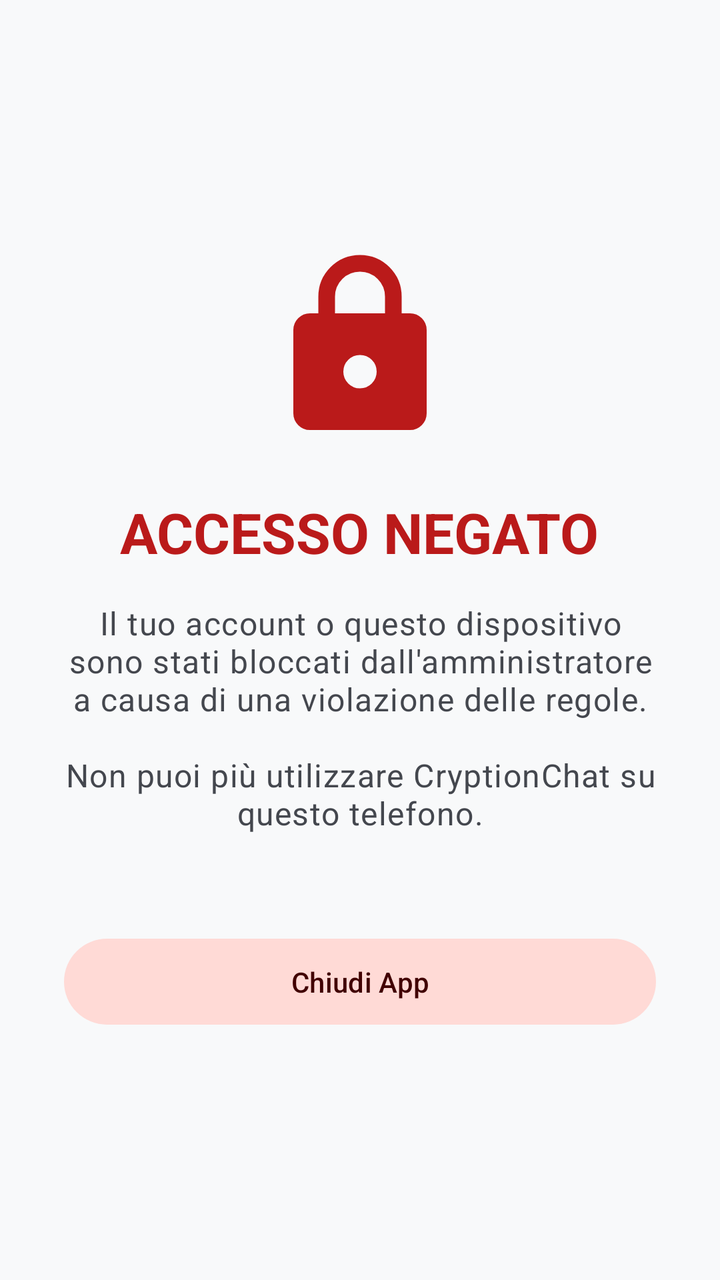
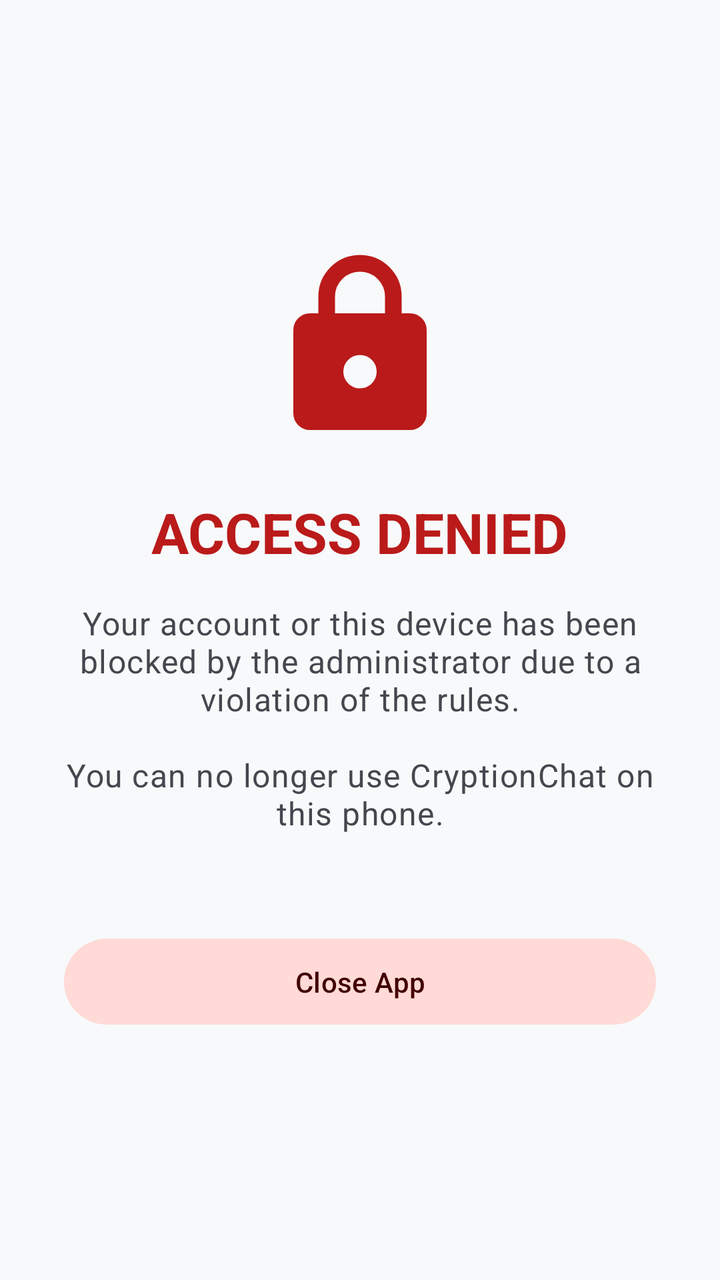

An Android layout rendered at two revisions. The XML below is the earlier revision; the diff shows what the commit changed to produce the second picture.
<!-- AndroidManifest.xml: application theme Theme.CryptionChat -->
<!-- res/layout/activity_banned.xml -->
<?xml version="1.0" encoding="utf-8"?>

<LinearLayout xmlns:android="http://schemas.android.com/apk/res/android"
    xmlns:app="http://schemas.android.com/apk/res-auto"
    android:layout_width="match_parent"
    android:layout_height="match_parent"
    android:orientation="vertical"
    android:gravity="center"
    android:padding="32dp"
    android:background="?attr/colorSurface">

    <ImageView
        android:layout_width="100dp"
        android:layout_height="100dp"
        android:src="@drawable/ic_lock"
        app:tint="?attr/colorError"
        android:layout_marginBottom="24dp"/>

    <TextView
        android:layout_width="wrap_content"
        android:layout_height="wrap_content"
        android:text="ACCESSO NEGATO"
        android:textAppearance="?attr/textAppearanceHeadlineMedium"
        android:textColor="?attr/colorError"
        android:textStyle="bold"
        android:layout_marginBottom="16dp"/>

    <TextView
        android:layout_width="wrap_content"
        android:layout_height="wrap_content"
        android:text="Il tuo account o questo dispositivo sono stati bloccati dall'amministratore a causa di una violazione delle regole.\n\nNon puoi più utilizzare CryptionChat su questo telefono."
        android:textAppearance="?attr/textAppearanceBodyLarge"
        android:textColor="?attr/colorOnSurfaceVariant"
        android:gravity="center"
        android:layout_marginBottom="48dp"/>

    <com.google.android.material.button.MaterialButton
        android:id="@+id/buttonExit"
        style="@style/Widget.Material3.Button.TonalButton"
        android:layout_width="match_parent"
        android:layout_height="wrap_content"
        app:backgroundTint="?attr/colorErrorContainer"
        android:textColor="?attr/colorOnErrorContainer"
        android:paddingVertical="12dp"
        android:text="Chiudi App"/>

</LinearLayout>
<!-- resources referenced by this layout -->
<resources>
  <!-- drawable ic_lock (drawable) -->
  <vector xmlns:android="http://schemas.android.com/apk/res/android"
      android:width="24dp"
      android:height="24dp"
      android:viewportWidth="24"
      android:viewportHeight="24"
      android:tint="?attr/colorControlNormal">
      <path
          android:fillColor="@android:color/white"
          android:pathData="M6 22q-.825 0-1.412-.587T4 20V10q0-.825.588-1.412T6 8h1V6q0-2.075 1.463-3.537T12 1t3.538 1.463T17 6v2h1q.825 0 1.413.588T20 10v10q0 .825-.587 1.413T18 22zm7.413-5.587Q14 15.825 14 15t-.587-1.412T12 13t-1.412.588T10 15t.588 1.413T12 17t1.413-.587M9 8h6V6q0-1.25-.875-2.125T12 3t-2.125.875T9 6z" /></vector>
  <color name="primary_light">#0D47A1</color>
  <color name="primary_container_light">#D4E3FF</color>
  <color name="on_primary_container_light">#001C3A</color>
  <color name="secondary_light">#546E7A</color>
  <color name="on_secondary_light">#FFFFFF</color>
  <color name="secondary_container_light">#DAE2E9</color>
  <color name="on_secondary_container_light">#121F26</color>
  <color name="tertiary_light">#455A64</color>
  <color name="on_tertiary_light">#FFFFFF</color>
  <color name="tertiary_container_light">#CFD8DC</color>
  <color name="error_light">#BA1A1A</color>
  <color name="on_error_light">#FFFFFF</color>
  <color name="error_container_light">#FFDAD6</color>
  <color name="on_error_container_light">#410002</color>
  <color name="background_light">#F8F9FA</color>
  <color name="on_background_light">#191C20</color>
  <color name="surface_light">#F8F9FA</color>
  <color name="on_surface_light">#191C20</color>
  <color name="surface_variant_light">#E0E2E5</color>
  <color name="on_surface_variant_light">#44474E</color>
  <color name="outline_light">#74777F</color>
  <color name="outline_variant_light">#C4C6CF</color>
  <color name="inverse_surface_light">#2F3033</color>
  <color name="inverse_on_surface_light">#F1F0F4</color>
  <color name="inverse_primary_light">#AEC6FF</color>
  <style name="Widget.App.NavigationView" parent="Widget.Material3.NavigationView">
          
          <item name="itemShapeInsetStart">12dp</item>
          <item name="itemShapeInsetEnd">12dp</item>
          
          <item name="itemShapeAppearanceOverlay">@style/ShapeAppearance.Material3.Corner.Full</item>
      </style>
  <style name="ActivityAnimation" parent="@android:style/Animation.Activity">
          <item name="android:activityOpenEnterAnimation">@anim/slide_in_right</item>
          <item name="android:activityOpenExitAnimation">@anim/slide_out_left</item>
          <item name="android:activityCloseEnterAnimation">@anim/slide_in_left</item>
          <item name="android:activityCloseExitAnimation">@anim/slide_out_right</item>
      </style>
  <!-- unchanged entries left out for length: 1 -->
</resources>

<!-- the commit's change to res/layout/activity_banned.xml (unified diff, before → after) -->
@@ -19,7 +19,7 @@
     <TextView
         android:layout_width="wrap_content"
         android:layout_height="wrap_content"
-        android:text="ACCESSO NEGATO"
+        android:text="@string/banned_title"
         android:textAppearance="?attr/textAppearanceHeadlineMedium"
         android:textColor="?attr/colorError"
         android:textStyle="bold"
@@ -28,7 +28,7 @@
     <TextView
         android:layout_width="wrap_content"
         android:layout_height="wrap_content"
-        android:text="Il tuo account o questo dispositivo sono stati bloccati dall'amministratore a causa di una violazione delle regole.\n\nNon puoi più utilizzare CryptionChat su questo telefono."
+        android:text="@string/banned_message"
         android:textAppearance="?attr/textAppearanceBodyLarge"
         android:textColor="?attr/colorOnSurfaceVariant"
         android:gravity="center"
@@ -42,6 +42,6 @@
         app:backgroundTint="?attr/colorErrorContainer"
         android:textColor="?attr/colorOnErrorContainer"
         android:paddingVertical="12dp"
-        android:text="Chiudi App"/>
+        android:text="@string/action_close_app"/>
 
 </LinearLayout>
<!-- resource entries referenced after the edit -->
@@ -10,6 +10,9 @@
       <path
           android:fillColor="@android:color/white"
           android:pathData="M6 22q-.825 0-1.412-.587T4 20V10q0-.825.588-1.412T6 8h1V6q0-2.075 1.463-3.537T12 1t3.538 1.463T17 6v2h1q.825 0 1.413.588T20 10v10q0 .825-.587 1.413T18 22zm7.413-5.587Q14 15.825 14 15t-.587-1.412T12 13t-1.412.588T10 15t.588 1.413T12 17t1.413-.587M9 8h6V6q0-1.25-.875-2.125T12 3t-2.125.875T9 6z" /></vector>
+  <string name="action_close_app">Close App</string>
+  <string name="banned_message">Your account or this device has been blocked by the administrator due to a violation of the rules.\n\nYou can no longer use CryptionChat on this phone.</string>
+  <string name="banned_title">ACCESS DENIED</string>
   <color name="primary_light">#0D47A1</color>
   <color name="primary_container_light">#D4E3FF</color>
   <color name="on_primary_container_light">#001C3A</color>
